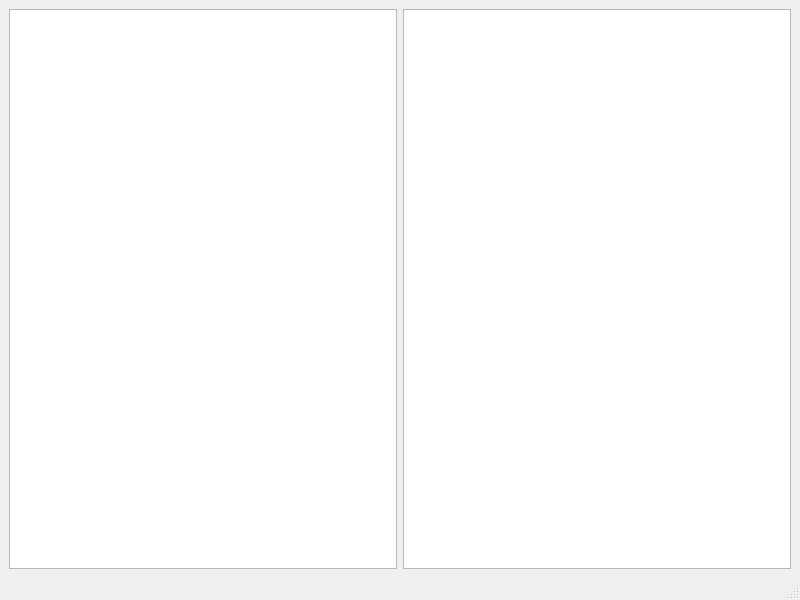
Before: the Qt Designer form 4th_year_project/mainwindow.ui in Harmonised7/ai_identifier, drawn with Qt 5.
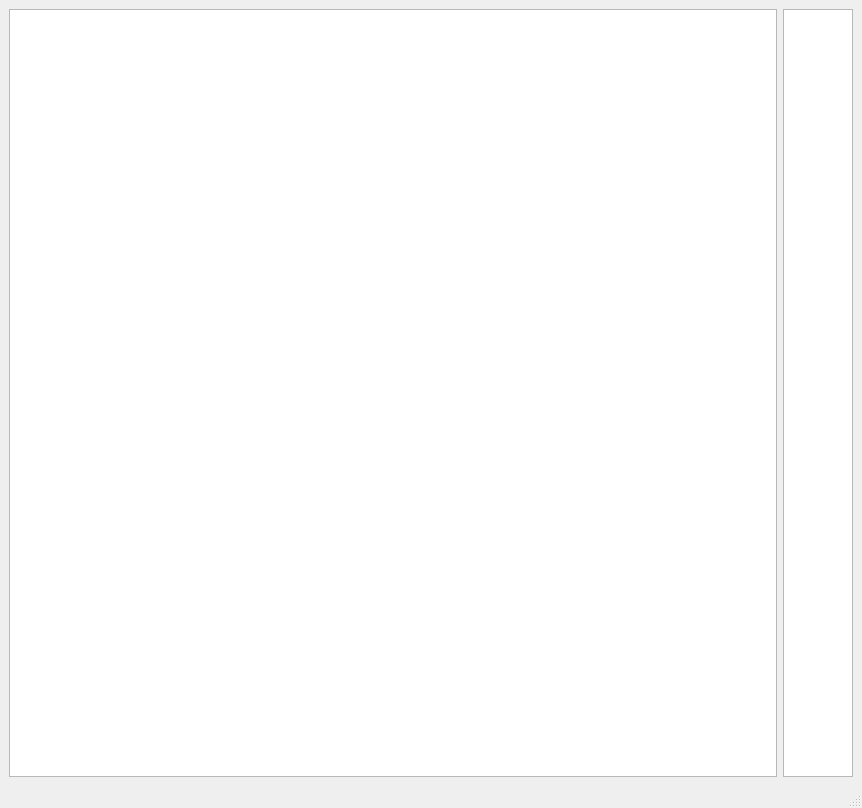
After: the same form once the commit is applied.

```diff
--- a/4th_year_project/mainwindow.ui
+++ b/4th_year_project/mainwindow.ui
@@ -16,13 +16,34 @@
   <widget class="QWidget" name="centralwidget">
    <layout class="QHBoxLayout" name="horizontalLayout_2">
     <item>
-     <layout class="QHBoxLayout" name="horizontalLayout"/>
-    </item>
-    <item>
-     <widget class="QGraphicsView" name="outputGraphicView"/>
-    </item>
-    <item>
-     <widget class="QTextEdit" name="outputTextBox"/>
+     <layout class="QHBoxLayout" name="horizontalLayout">
+      <item>
+       <widget class="QGraphicsView" name="outputGraphicView">
+        <property name="sizePolicy">
+         <sizepolicy hsizetype="MinimumExpanding" vsizetype="MinimumExpanding">
+          <horstretch>0</horstretch>
+          <verstretch>0</verstretch>
+         </sizepolicy>
+        </property>
+        <property name="minimumSize">
+         <size>
+          <width>768</width>
+          <height>768</height>
+         </size>
+        </property>
+       </widget>
+      </item>
+      <item>
+       <widget class="QTextEdit" name="outputTextBox">
+        <property name="sizePolicy">
+         <sizepolicy hsizetype="Expanding" vsizetype="Expanding">
+          <horstretch>0</horstretch>
+          <verstretch>0</verstretch>
+         </sizepolicy>
+        </property>
+       </widget>
+      </item>
+     </layout>
     </item>
    </layout>
   </widget>
```
